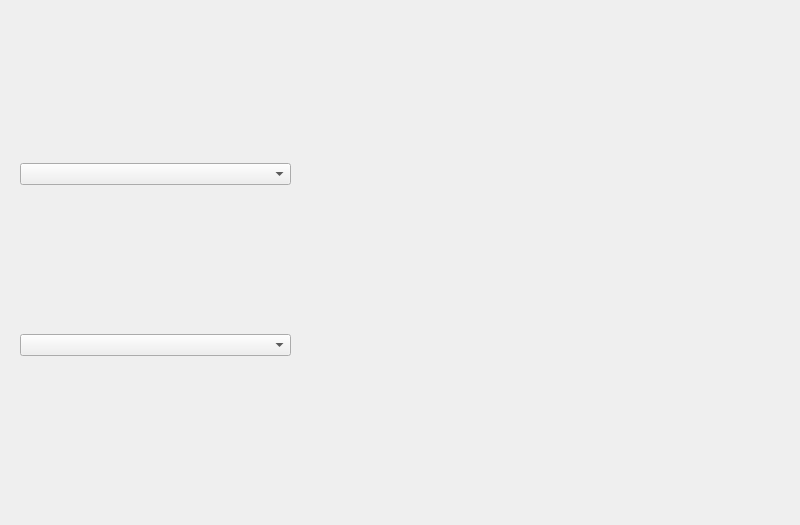
First picture: the form in mainwindow.ui, repository joeyCampbelll/FGCProjectQt, before the edit.
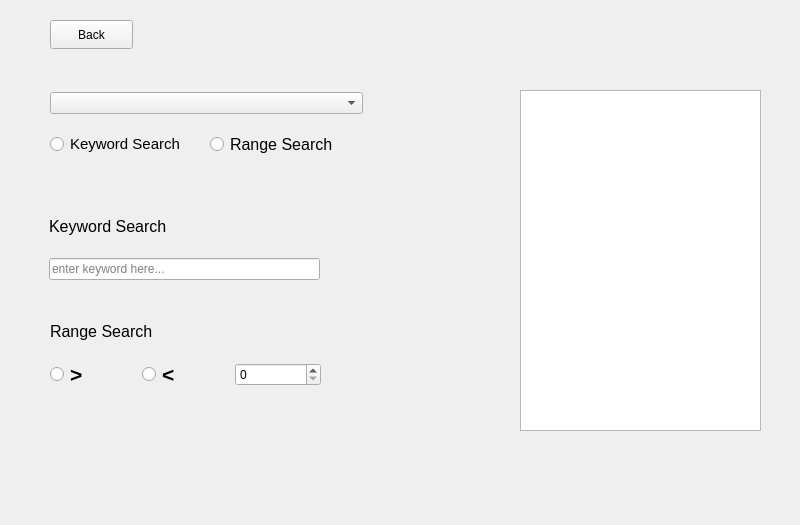
Second picture: the form after the edit. The open tabs and pages were chosen to show the change.

Commit message: basic UI created for createFilter

The edit to the form file:
```diff
--- a/mainwindow.ui
+++ b/mainwindow.ui
@@ -171,13 +171,109 @@
      </widget>
     </widget>
     <widget class="QWidget" name="CreateFilters">
+     <widget class="QWidget" name="verticalLayoutWidget_2">
+      <property name="geometry">
+       <rect>
+        <x>49</x>
+        <y>200</y>
+        <width>271</width>
+        <height>80</height>
+       </rect>
+      </property>
+      <layout class="QVBoxLayout" name="verticalLayout_11">
+       <item>
+        <widget class="QLabel" name="label_KeywordSearch_4">
+         <property name="font">
+          <font>
+           <pointsize>12</pointsize>
+           <bold>false</bold>
+          </font>
+         </property>
+         <property name="text">
+          <string>Keyword Search</string>
+         </property>
+         <property name="alignment">
+          <set>Qt::AlignLeading|Qt::AlignLeft|Qt::AlignVCenter</set>
+         </property>
+        </widget>
+       </item>
+       <item>
+        <widget class="QLineEdit" name="lineEdit_KeyWordEntry_4">
+         <property name="placeholderText">
+          <string>enter keyword here...</string>
+         </property>
+        </widget>
+       </item>
+      </layout>
+     </widget>
+     <widget class="QWidget" name="verticalLayoutWidget_3">
+      <property name="geometry">
+       <rect>
+        <x>50</x>
+        <y>310</y>
+        <width>271</width>
+        <height>80</height>
+       </rect>
+      </property>
+      <layout class="QVBoxLayout" name="verticalLayout_12">
+       <item>
+        <widget class="QLabel" name="label_RangeSearch_4">
+         <property name="font">
+          <font>
+           <pointsize>12</pointsize>
+           <bold>false</bold>
+          </font>
+         </property>
+         <property name="text">
+          <string>Range Search</string>
+         </property>
+         <property name="alignment">
+          <set>Qt::AlignLeading|Qt::AlignLeft|Qt::AlignVCenter</set>
+         </property>
+        </widget>
+       </item>
+       <item>
+        <layout class="QGridLayout" name="gridLayout_8">
+         <item row="0" column="1">
+          <widget class="QRadioButton" name="radioButton_GreaterThan_4">
+           <property name="font">
+            <font>
+             <pointsize>16</pointsize>
+             <bold>true</bold>
+            </font>
+           </property>
+           <property name="text">
+            <string>&gt;</string>
+           </property>
+          </widget>
+         </item>
+         <item row="0" column="3">
+          <widget class="QSpinBox" name="spinBox_RangeValue_4"/>
+         </item>
+         <item row="0" column="2">
+          <widget class="QRadioButton" name="radioButton_LessThan_4">
+           <property name="font">
+            <font>
+             <pointsize>16</pointsize>
+             <bold>true</bold>
+            </font>
+           </property>
+           <property name="text">
+            <string>&lt;</string>
+           </property>
+          </widget>
+         </item>
+        </layout>
+       </item>
+      </layout>
+     </widget>
      <widget class="QWidget" name="verticalLayoutWidget">
       <property name="geometry">
        <rect>
-        <x>20</x>
-        <y>20</y>
-        <width>271</width>
-        <height>481</height>
+        <x>50</x>
+        <y>80</y>
+        <width>313</width>
+        <height>91</height>
        </rect>
       </property>
       <layout class="QVBoxLayout" name="verticalLayout">
@@ -186,13 +282,64 @@
          <property name="currentText">
           <string/>
          </property>
+         <property name="placeholderText">
+          <string>select column header...</string>
+         </property>
         </widget>
        </item>
        <item>
-        <widget class="QComboBox" name="combo_ColumnName"/>
+        <layout class="QGridLayout" name="gridLayout_9">
+         <item row="0" column="0">
+          <widget class="QRadioButton" name="radioButton_KeywordSearch_4">
+           <property name="font">
+            <font>
+             <pointsize>11</pointsize>
+            </font>
+           </property>
+           <property name="text">
+            <string>Keyword Search</string>
+           </property>
+          </widget>
+         </item>
+         <item row="0" column="1">
+          <widget class="QRadioButton" name="radioButton_RangeSearch_4">
+           <property name="font">
+            <font>
+             <pointsize>12</pointsize>
+            </font>
+           </property>
+           <property name="text">
+            <string>Range Search</string>
+           </property>
+          </widget>
+         </item>
+        </layout>
        </item>
       </layout>
      </widget>
+     <widget class="QTextEdit" name="textEdit_FilterPreview">
+      <property name="geometry">
+       <rect>
+        <x>520</x>
+        <y>90</y>
+        <width>241</width>
+        <height>341</height>
+       </rect>
+      </property>
+     </widget>
+     <widget class="QPushButton" name="pushButton_BackFromCreateFilters">
+      <property name="geometry">
+       <rect>
+        <x>50</x>
+        <y>20</y>
+        <width>83</width>
+        <height>29</height>
+       </rect>
+      </property>
+      <property name="text">
+       <string>Back</string>
+      </property>
+     </widget>
     </widget>
    </widget>
   </widget>
```
Left out of the diff: 4 changed lines with no effect on the pictures. The commit also changes 3 other files.
